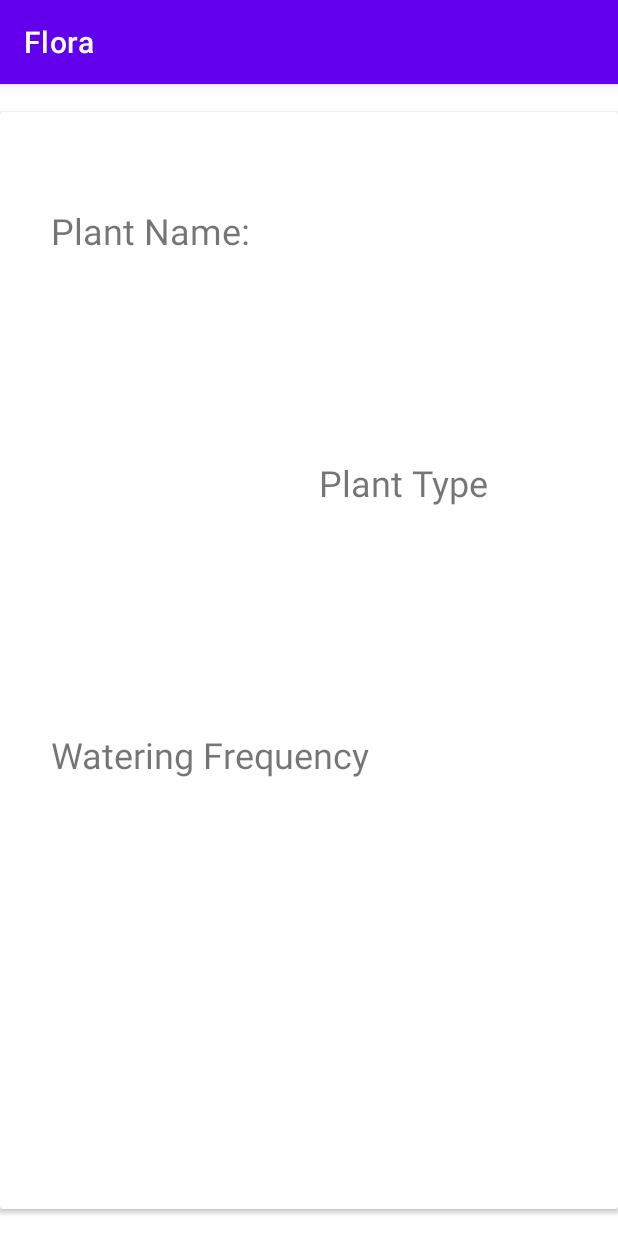
After one commit to FelixXingX/Flora, an Android app: the databaseClicked screen opened directly, with no data from a screen before it, on a phone screen of 412 x 824 dp. The commit adds this screen. Run offline under Robolectric (Android 15) with nearby library versions, the phone set to English and light mode, and no system bars.

Commit message:
databaseClicked

```diff
--- a/app/build.gradle
+++ b/app/build.gradle
@@ -32,7 +32,6 @@ dependencies {
     implementation 'androidx.appcompat:appcompat:1.5.0'
     implementation 'com.google.android.material:material:1.6.1'
     implementation 'androidx.constraintlayout:constraintlayout:2.1.4'
-    implementation files('libs\\json-20220320.jar')
     testImplementation 'junit:junit:4.13.2'
     androidTestImplementation 'androidx.test.ext:junit:1.1.3'
     androidTestImplementation 'androidx.test.espresso:espresso-core:3.4.0'
--- a/app/src/main/AndroidManifest.xml
+++ b/app/src/main/AndroidManifest.xml
@@ -26,6 +26,7 @@
         <activity android:name=".database"/>
         <activity android:name=".manual"/>
         <activity android:name=".myPlants"></activity>
+        <activity android:name=".databaseClicked"></activity>
     </application>
 
 </manifest>
--- /dev/null
+++ b/app/src/main/java/com/example/flora/databaseClicked.java
@@ -0,0 +1,27 @@
+package com.example.flora;
+
+import android.os.Bundle;
+import android.widget.TextView;
+
+import androidx.appcompat.app.AppCompatActivity;
+
+public class databaseClicked extends AppCompatActivity {
+
+    @Override
+    protected void onCreate(Bundle savedInstanceState) {
+        super.onCreate(savedInstanceState);
+        setContentView(R.layout.database_clicked);
+
+        String name = getIntent().getStringExtra("Plant Name");
+        String type = getIntent().getStringExtra("Plant Type");
+        String water = getIntent().getStringExtra("Plant Water");
+
+        TextView nameTextView = findViewById(R.id.pName);
+        TextView typeTextView = findViewById(R.id.pType);
+        TextView waterTextView = findViewById(R.id.pWater);
+
+        nameTextView.setText(name);
+        typeTextView.setText(type);
+        waterTextView.setText(water);
+    }
+}
--- /dev/null
+++ b/app/src/main/java/com/example/flora/databasePlantInterface.java
@@ -0,0 +1,5 @@
+package com.example.flora;
+
+interface databasePlantInterface {
+    void onItemClick(int position);
+}
--- /dev/null
+++ b/app/src/main/res/layout/database_clicked.xml
@@ -0,0 +1,100 @@
+<?xml version="1.0" encoding="utf-8"?>
+<androidx.constraintlayout.widget.ConstraintLayout xmlns:android="http://schemas.android.com/apk/res/android"
+    xmlns:app="http://schemas.android.com/apk/res-auto"
+    xmlns:tools="http://schemas.android.com/tools"
+    android:layout_width="match_parent"
+    android:layout_height="match_parent">
+
+    <androidx.cardview.widget.CardView
+        android:layout_width="match_parent"
+        android:layout_height="wrap_content"
+        app:layout_constraintBottom_toBottomOf="parent"
+        app:layout_constraintTop_toTopOf="parent">
+
+        <androidx.constraintlayout.widget.ConstraintLayout
+            android:layout_width="match_parent"
+            android:layout_height="731dp">
+
+            <TextView
+                android:id="@+id/textView2"
+                android:layout_width="wrap_content"
+                android:layout_height="wrap_content"
+                android:text="Plant Type"
+                android:textSize="24sp"
+                app:layout_constraintBottom_toBottomOf="parent"
+                app:layout_constraintEnd_toEndOf="parent"
+                app:layout_constraintHorizontal_bias="0.71"
+                app:layout_constraintStart_toStartOf="parent"
+                app:layout_constraintTop_toTopOf="parent"
+                app:layout_constraintVertical_bias="0.32999998" />
+
+            <TextView
+                android:id="@+id/textView"
+                android:layout_width="wrap_content"
+                android:layout_height="wrap_content"
+                android:text="Plant Name:"
+                android:textSize="24sp"
+                app:layout_constraintBottom_toBottomOf="parent"
+                app:layout_constraintEnd_toEndOf="parent"
+                app:layout_constraintHorizontal_bias="0.122"
+                app:layout_constraintStart_toStartOf="parent"
+                app:layout_constraintTop_toTopOf="parent"
+                app:layout_constraintVertical_bias="0.09" />
+
+            <TextView
+                android:id="@+id/textView3"
+                android:layout_width="wrap_content"
+                android:layout_height="wrap_content"
+                android:text="Watering Frequency"
+                android:textSize="24sp"
+                app:layout_constraintBottom_toBottomOf="parent"
+                app:layout_constraintEnd_toEndOf="parent"
+                app:layout_constraintHorizontal_bias="0.17"
+                app:layout_constraintStart_toStartOf="parent"
+                app:layout_constraintTop_toTopOf="parent"
+                app:layout_constraintVertical_bias="0.59000003" />
+
+            <TextView
+                android:id="@+id/pName"
+                android:layout_width="wrap_content"
+                android:layout_height="wrap_content"
+                android:text="pName"
+                android:textSize="24sp"
+                app:layout_constraintBottom_toBottomOf="parent"
+                app:layout_constraintEnd_toEndOf="parent"
+                app:layout_constraintHorizontal_bias="0.631"
+                app:layout_constraintStart_toStartOf="parent"
+                app:layout_constraintTop_toTopOf="parent"
+                app:layout_constraintVertical_bias="0.101" />
+
+            <TextView
+                android:id="@+id/pType"
+                android:layout_width="wrap_content"
+                android:layout_height="wrap_content"
+                android:text="pType"
+                android:textSize="24sp"
+                app:layout_constraintBottom_toBottomOf="parent"
+                app:layout_constraintEnd_toEndOf="parent"
+                app:layout_constraintHorizontal_bias="0.14"
+                app:layout_constraintStart_toStartOf="parent"
+                app:layout_constraintTop_toTopOf="parent"
+                app:layout_constraintVertical_bias="0.332" />
+
+            <TextView
+                android:id="@+id/pWater"
+                android:layout_width="wrap_content"
+                android:layout_height="wrap_content"
+                android:text="pWater"
+                android:textAlignment="center"
+                android:textSize="20sp"
+                app:layout_constraintBottom_toBottomOf="parent"
+                app:layout_constraintEnd_toEndOf="parent"
+                app:layout_constraintHorizontal_bias="0.498"
+                app:layout_constraintStart_toStartOf="parent"
+                app:layout_constraintTop_toTopOf="parent"
+                app:layout_constraintVertical_bias="0.679" />
+        </androidx.constraintlayout.widget.ConstraintLayout>
+
+    </androidx.cardview.widget.CardView>
+
+</androidx.constraintlayout.widget.ConstraintLayout>
```
Also changed, not shown: app/src/main/java/com/example/flora/database.java (+21 -2 lines), app/src/main/java/com/example/flora/databaseAdapter.java (+18 -3 lines), app/src/main/java/com/example/flora/weather.java (deleted, +0 -83 lines).
